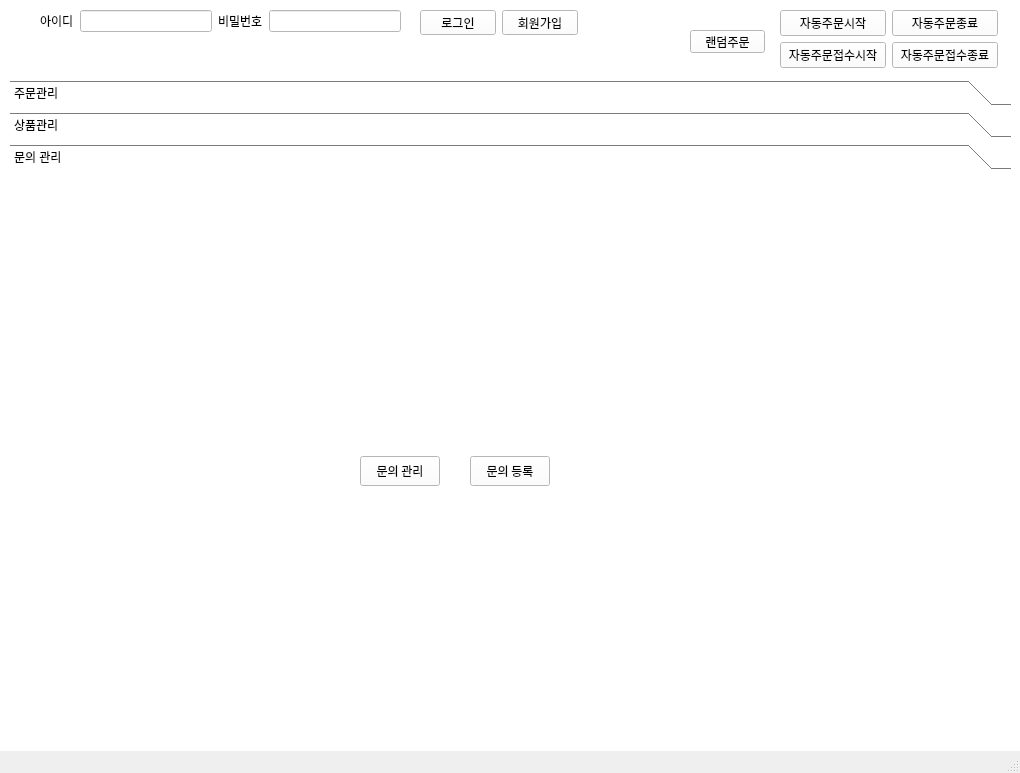
Qt form mainUI.ui (syarin03/smartstore) before a commit.
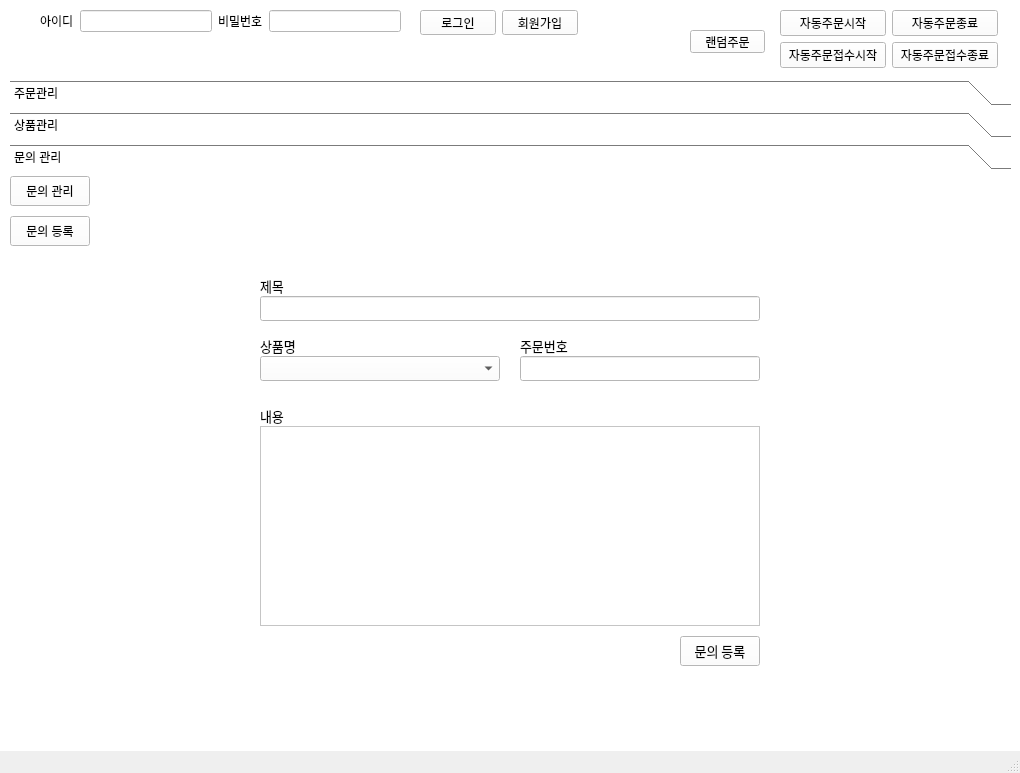
The same form after that commit. The open tabs and pages were chosen to show the change.

The edit to the form file:
```diff
--- a/mainUI.ui
+++ b/mainUI.ui
@@ -177,7 +177,7 @@
        </rect>
       </property>
       <property name="currentIndex">
-       <number>1</number>
+       <number>2</number>
       </property>
       <widget class="QWidget" name="page_2">
        <property name="geometry">
@@ -606,7 +606,7 @@
        <widget class="QStackedWidget" name="page_qna">
         <property name="geometry">
          <rect>
-          <x>80</x>
+          <x>100</x>
           <y>10</y>
           <width>801</width>
           <height>511</height>
@@ -620,34 +620,6 @@
         <property name="currentIndex">
          <number>2</number>
         </property>
-        <widget class="QWidget" name="stack_main">
-         <widget class="QPushButton" name="btn_go_qna_manage">
-          <property name="geometry">
-           <rect>
-            <x>270</x>
-            <y>270</y>
-            <width>80</width>
-            <height>30</height>
-           </rect>
-          </property>
-          <property name="text">
-           <string>문의 관리</string>
-          </property>
-         </widget>
-         <widget class="QPushButton" name="btn_go_qna_add">
-          <property name="geometry">
-           <rect>
-            <x>380</x>
-            <y>270</y>
-            <width>80</width>
-            <height>30</height>
-           </rect>
-          </property>
-          <property name="text">
-           <string>문의 등록</string>
-          </property>
-         </widget>
-        </widget>
         <widget class="QWidget" name="stack_qna">
          <widget class="QTableWidget" name="table_qna">
           <property name="geometry">
@@ -900,25 +872,6 @@
          </widget>
         </widget>
         <widget class="QWidget" name="stack_add_question">
-         <widget class="QPushButton" name="btn_question_to_main">
-          <property name="geometry">
-           <rect>
-            <x>10</x>
-            <y>10</y>
-            <width>80</width>
-            <height>30</height>
-           </rect>
-          </property>
-          <property name="font">
-           <font>
-            <family>맑은 고딕</family>
-            <pointsize>10</pointsize>
-           </font>
-          </property>
-          <property name="text">
-           <string>뒤로가기</string>
-          </property>
-         </widget>
          <widget class="QLineEdit" name="edit_question_title">
           <property name="geometry">
            <rect>
@@ -1077,6 +1030,32 @@
          </widget>
         </widget>
        </widget>
+       <widget class="QPushButton" name="btn_go_qna_manage">
+        <property name="geometry">
+         <rect>
+          <x>0</x>
+          <y>0</y>
+          <width>80</width>
+          <height>30</height>
+         </rect>
+        </property>
+        <property name="text">
+         <string>문의 관리</string>
+        </property>
+       </widget>
+       <widget class="QPushButton" name="btn_go_qna_add">
+        <property name="geometry">
+         <rect>
+          <x>0</x>
+          <y>40</y>
+          <width>80</width>
+          <height>30</height>
+         </rect>
+        </property>
+        <property name="text">
+         <string>문의 등록</string>
+        </property>
+       </widget>
       </widget>
      </widget>
      <widget class="QWidget" name="layoutWidget">
```
